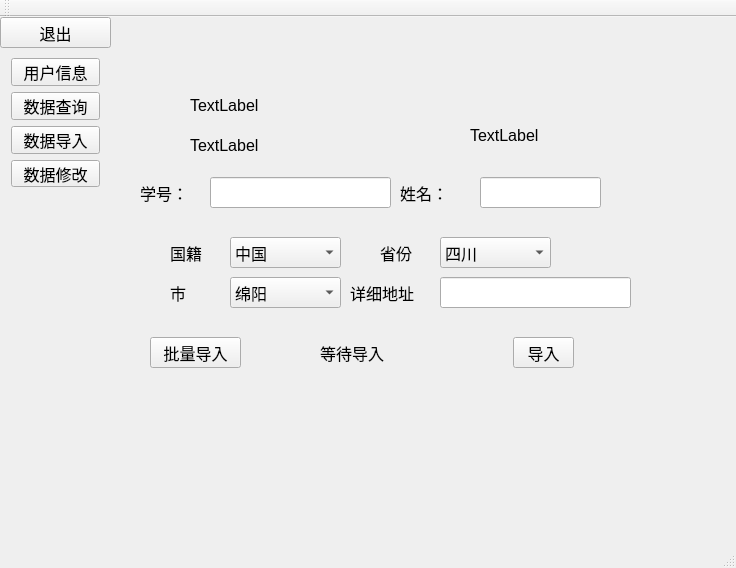
Old version of the form mainwindow.ui in the repository zhengnici/WorkProgram2020_Studentmanager.
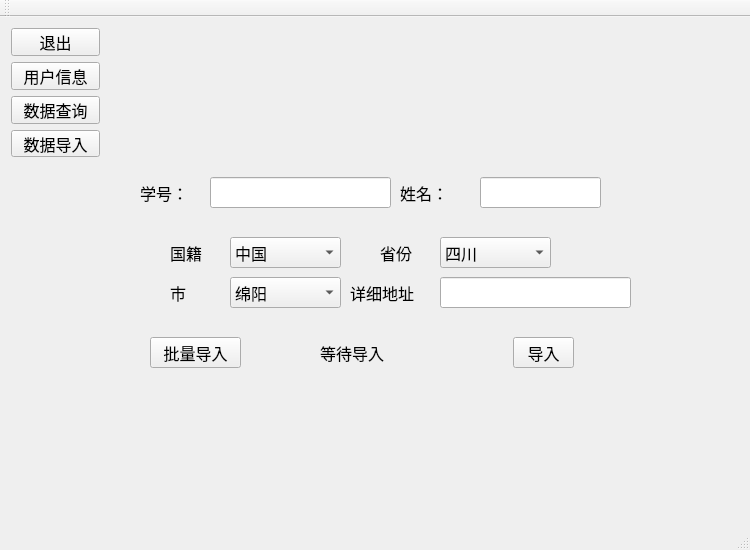
New version of the form.

```diff
--- a/mainwindow.ui
+++ b/mainwindow.ui
@@ -6,8 +6,8 @@
    <rect>
     <x>0</x>
     <y>0</y>
-    <width>736</width>
-    <height>568</height>
+    <width>750</width>
+    <height>550</height>
    </rect>
   </property>
   <property name="font">
@@ -197,20 +197,7 @@
      <string>详细地址</string>
     </property>
    </widget>
-   <widget class="QPushButton" name="pushButton_2">
-    <property name="geometry">
-     <rect>
-      <x>0</x>
-      <y>0</y>
-      <width>111</width>
-      <height>31</height>
-     </rect>
-    </property>
-    <property name="text">
-     <string>退出</string>
-    </property>
-   </widget>
-   <widget class="QPushButton" name="pushButton_3">
+   <widget class="QPushButton" name="pushButton_5">
     <property name="geometry">
      <rect>
       <x>150</x>
@@ -240,43 +227,43 @@
     <property name="geometry">
      <rect>
       <x>0</x>
-      <y>30</y>
+      <y>0</y>
       <width>111</width>
       <height>151</height>
      </rect>
     </property>
     <layout class="QVBoxLayout" name="verticalLayout">
      <item>
-      <widget class="QPushButton" name="pushButton_4">
+      <widget class="QPushButton" name="pushButton_1">
+       <property name="text">
+        <string>退出</string>
+       </property>
+      </widget>
+     </item>
+     <item>
+      <widget class="QPushButton" name="pushButton_2">
        <property name="text">
         <string>用户信息</string>
        </property>
       </widget>
      </item>
      <item>
-      <widget class="QPushButton" name="pushButton_5">
+      <widget class="QPushButton" name="pushButton_3">
        <property name="text">
         <string>数据查询</string>
        </property>
       </widget>
      </item>
      <item>
-      <widget class="QPushButton" name="pushButton">
+      <widget class="QPushButton" name="pushButton_4">
        <property name="text">
         <string>数据导入</string>
        </property>
       </widget>
      </item>
-     <item>
-      <widget class="QPushButton" name="pushButton_6">
-       <property name="text">
-        <string>数据修改</string>
-       </property>
-      </widget>
-     </item>
     </layout>
    </widget>
-   <widget class="QPushButton" name="pushButton_7">
+   <widget class="QPushButton" name="pushButton_6">
     <property name="geometry">
      <rect>
       <x>513</x>
@@ -289,45 +276,6 @@
      <string>导入</string>
     </property>
    </widget>
-   <widget class="QLabel" name="label_8">
-    <property name="geometry">
-     <rect>
-      <x>190</x>
-      <y>80</y>
-      <width>241</width>
-      <height>16</height>
-     </rect>
-    </property>
-    <property name="text">
-     <string>TextLabel</string>
-    </property>
-   </widget>
-   <widget class="QLabel" name="label_9">
-    <property name="geometry">
-     <rect>
-      <x>190</x>
-      <y>120</y>
-      <width>211</width>
-      <height>16</height>
-     </rect>
-    </property>
-    <property name="text">
-     <string>TextLabel</string>
-    </property>
-   </widget>
-   <widget class="QLabel" name="label_10">
-    <property name="geometry">
-     <rect>
-      <x>470</x>
-      <y>110</y>
-      <width>191</width>
-      <height>16</height>
-     </rect>
-    </property>
-    <property name="text">
-     <string>TextLabel</string>
-    </property>
-   </widget>
   </widget>
   <widget class="QMenuBar" name="menuBar">
    <property name="geometry">
```
Left out of the diff: 2 changed lines with no effect on the pictures.
